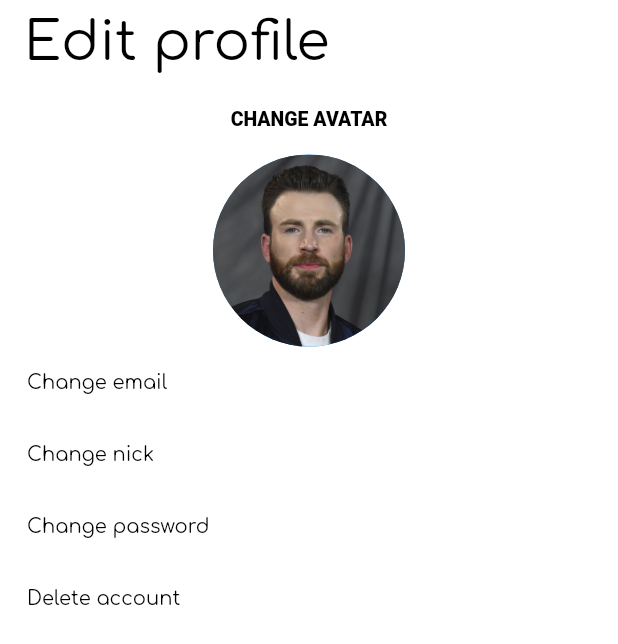
After one commit to VLad345406/photo, a Flutter app: the EditScreen screen opened by its route, on a phone screen of 412 x 824 dp. The commit adds this screen. Shown: the top 644 px of the screen. Run offline on Flutter 3.47's test engine with Material 2 defaults, Android fonts, the phone set to English and light mode, and no system bars; our stand-ins replace bloc, firebase_auth, firebase_core, flutter_svg, google_fonts, google_sign_in and 2 more; accounts and stored records are empty; generated files the repository leaves out were written again.

Commit message:
Make edit profile screen

```diff
--- a/lib/app/view/app.dart
+++ b/lib/app/view/app.dart
@@ -17,6 +17,8 @@ import 'package:photo/screens/registration.dart';
 import 'package:photo/screens/registration_nick.dart';
 import 'package:photo/screens/start_screen.dart';
 import 'package:flutter/services.dart';
+
+import '../../screens/main_screens/EditScreen.dart';
 
 class App extends StatelessWidget {
   const App({super.key});
@@ -47,6 +49,7 @@ class App extends StatelessWidget {
         '/add' : (context) => const HomeScreen(),
         '/message' : (context) => const MessageScreen(),
         '/individual_profile' : (context) => const ProfileScreen( mode: 'individual',),
+        '/edit_profile' : (context) => const EditScreen(),
       },
 
       localizationsDelegates: const [
--- /dev/null
+++ b/lib/screens/main_screens/EditScreen.dart
@@ -0,0 +1,133 @@
+import 'package:flutter/material.dart';
+import 'package:google_fonts/google_fonts.dart';
+
+import 'package:photo/screens/main_screens/bottom_navigation_bar.dart';
+import 'package:photo/screens/main_screens/photo_open.dart';
+import 'package:photo/screens/main_screens/profile_header_builder.dart';
+
+class EditScreen extends StatefulWidget {
+  const EditScreen({super.key});
+
+  @override
+  State<EditScreen> createState() => _EditScreenState();
+}
+
+class _EditScreenState extends State<EditScreen> {
+  @override
+  Widget build(BuildContext context) {
+    final screenWidth = MediaQuery.of(context).size.width;
+
+    return Scaffold(
+      backgroundColor: Colors.white,
+      appBar: AppBar(
+        automaticallyImplyLeading: false,
+        backgroundColor: Colors.white,
+        elevation: 0,
+        title: Text(
+          'Edit profile',
+          style: GoogleFonts.comfortaa(
+            color: Colors.black,
+            fontSize: 36,
+            fontWeight: FontWeight.w400,
+          ),
+        ),
+      ),
+      body: Column(
+        crossAxisAlignment: CrossAxisAlignment.start,
+        children: [
+          Center(
+            child: Container(
+              padding: EdgeInsets.only(top: 16),
+              child: Text(
+                'CHANGE AVATAR',
+                style: GoogleFonts.roboto(
+                  color: Colors.black,
+                  fontSize: 13,
+                  fontWeight: FontWeight.w900,
+                ),
+              ),
+            ),
+          ),
+          Center(
+            child: Container(
+              padding: EdgeInsets.only(top: 16),
+              child: GestureDetector(
+                onTap: (){
+                  print("Change avatar");
+                },
+                child: CircleAvatar(
+                  radius: 64,
+                  backgroundImage: AssetImage("assets/images/avatar1.jpg"),
+                ),
+              ),
+            ),
+          ),
+          Container(
+            padding: EdgeInsets.only(left: 10),
+            child: TextButton(
+              onPressed: () {
+                print("Change email");
+              },
+              child: Text(
+                'Change email',
+                style: GoogleFonts.comfortaa(
+                  color: Colors.black,
+                  fontSize: 13,
+                  fontWeight: FontWeight.w400,
+                ),
+              ),
+            ),
+          ),
+          Container(
+            padding: EdgeInsets.only(left: 10),
+            child: TextButton(
+              onPressed: () {
+                print("Change nick");
+              },
+              child: Text(
+                'Change nick',
+                style: GoogleFonts.comfortaa(
+                  color: Colors.black,
+                  fontSize: 13,
+                  fontWeight: FontWeight.w400,
+                ),
+              ),
+            ),
+          ),
+          Container(
+            padding: EdgeInsets.only(left: 10),
+            child: TextButton(
+              onPressed: () {
+                print("Change password");
+              },
+              child: Text(
+                'Change password',
+                style: GoogleFonts.comfortaa(
+                  color: Colors.black,
+                  fontSize: 13,
+                  fontWeight: FontWeight.w400,
+                ),
+              ),
+            ),
+          ),
+          Container(
+            padding: EdgeInsets.only(left: 10),
+            child: TextButton(
+              onPressed: () {
+                print("Delete account");
+              },
+              child: Text(
+                'Delete account',
+                style: GoogleFonts.comfortaa(
+                  color: Colors.black,
+                  fontSize: 13,
+                  fontWeight: FontWeight.w400,
+                ),
+              ),
+            ),
+          ),
+        ],
+      ),
+    );
+  }
+}
--- a/lib/screens/main_screens/profile_header_builder.dart
+++ b/lib/screens/main_screens/profile_header_builder.dart
@@ -82,7 +82,7 @@ class _ProfileHeaderBuilder extends State<ProfileHeaderBuilder>{
             ),
             child: TextButton(
               onPressed: () {
-                print("EDIT PROFILE");
+                Navigator.pushNamed(context, '/edit_profile');
               },
               child: Text(
                 'EDIT PROFILE',
--- a/lib/screens/main_screens/profile_screen.dart
+++ b/lib/screens/main_screens/profile_screen.dart
@@ -1,6 +1,5 @@
 import 'package:flutter/material.dart';
 import 'package:google_fonts/google_fonts.dart';
-import 'package:flutter/services.dart';
 
 import 'package:photo/screens/main_screens/bottom_navigation_bar.dart';
 import 'package:photo/screens/main_screens/photo_open.dart';
```
Also changed, not shown: pubspec.lock, 1 other file.
